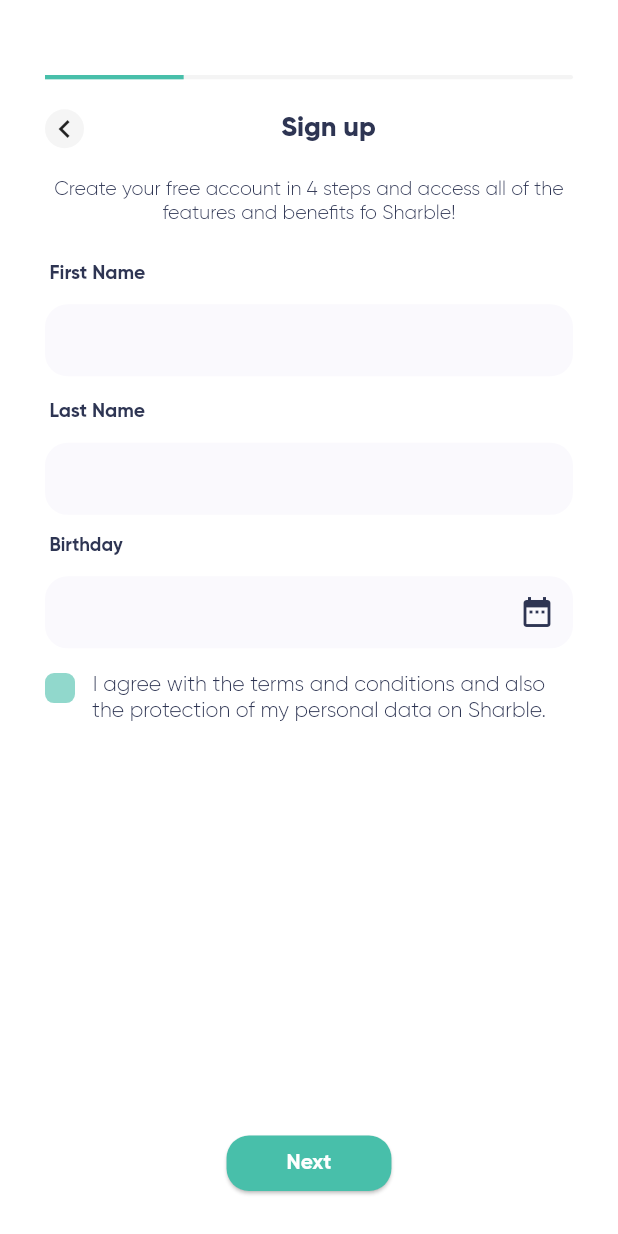
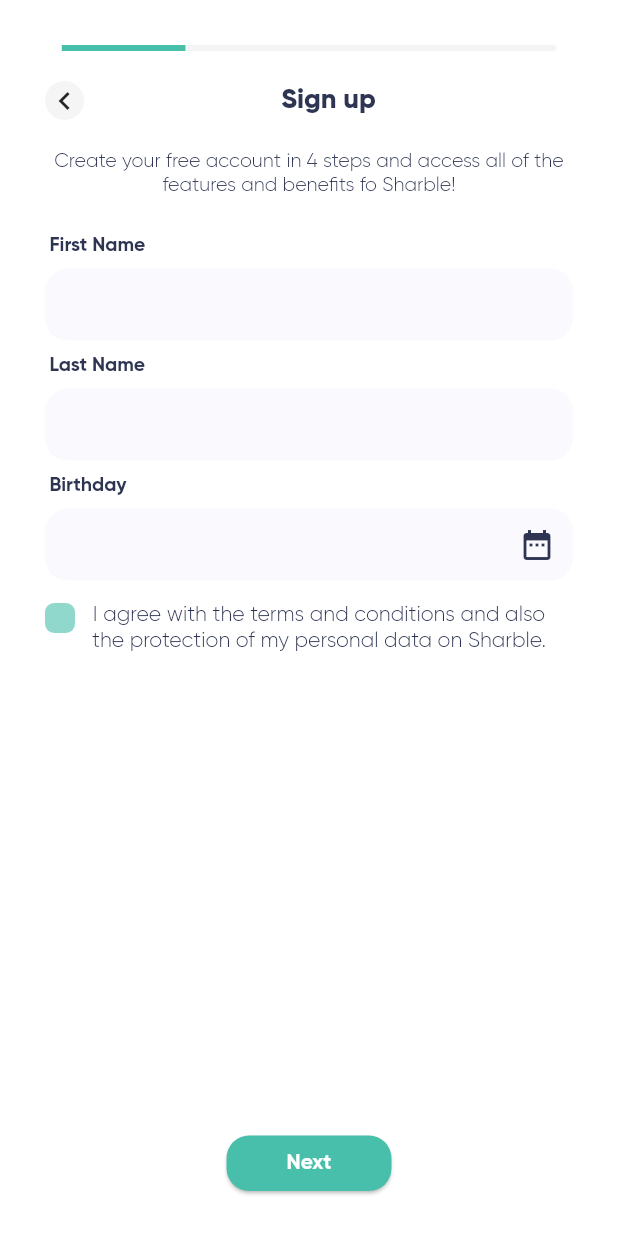
Before and after one commit to woynshetb/sharble, a Flutter app: the screen it shows after launch, after a tap on "Sign up", on a phone screen of 412 x 824 dp. Run offline on Flutter 3.47's test engine with Material 2 defaults, Android fonts, the phone set to English and light mode, and no system bars; our stand-ins replace adaptive_theme, basic_utils, flutter_svg, image_picker, percent_indicator, pin_code_fields and 2 more; missing offline and left inert: inspection.

Commit message:
Minor Fix

```diff
--- a/lib/components/widgets/custom.appbar.dart
+++ b/lib/components/widgets/custom.appbar.dart
@@ -14,13 +14,17 @@ class CustomAppbar extends StatefulWidget {
 class _CustomAppbarState extends State<CustomAppbar> {
   @override
   Widget build(BuildContext context) {
-    Size deviceSize = MediaQuery.of(context).size;
     return Row(
       mainAxisAlignment: MainAxisAlignment.spaceBetween,
       children: [
         Visibility(
-          visible: widget.showLeading,
-          child: InkWell(
+          visible: true,
+          child: widget.showLeading == false
+              ? Container(
+                  width: 26,
+                  height: 26,
+                )
+              : InkWell(
                   onTap: () {
                     Navigator.pop(context);
                   },
@@ -43,7 +47,7 @@ class _CustomAppbarState extends State<CustomAppbar> {
           ),
         ),
         Visibility(
-          visible: widget.showLeading,
+          visible: true,
           child: Container(),
         )
       ],
--- a/lib/pages/signup/signup.page.dart
+++ b/lib/pages/signup/signup.page.dart
@@ -1,11 +1,13 @@
 import 'dart:io';
 import 'package:flutter/material.dart';
 import 'package:image_picker/image_picker.dart';
+import 'package:percent_indicator/percent_indicator.dart';
 import 'package:pin_code_fields/pin_code_fields.dart';
 import 'package:sharble/components/widgets/custom.appbar.dart';
 import 'package:sharble/components/widgets/buttons.dart';
 import 'package:sharble/components/widgets/forms.dart';
 import 'package:sharble/services/validator.service.dart';
+import 'package:step_progress_indicator/step_progress_indicator.dart';
 
 class SignupPage extends StatefulWidget {
   const SignupPage({Key? key}) : super(key: key);
@@ -77,17 +79,17 @@ class _SignupPageState extends State<SignupPage> with RestorationMixin {
     return Scaffold(
       body: SafeArea(
         child: Padding(
-          padding: EdgeInsets.only(left: 30, right: 30, top: 30, bottom: 30),
+          padding:
+              const EdgeInsets.only(left: 30, right: 30, top: 30, bottom: 30),
           child: Column(
             crossAxisAlignment: CrossAxisAlignment.center,
             children: [
-              const SizedBox(height: 20),
               Center(
                 child: Stack(
                   children: [
                     Container(
-                      width: deviceSize.width,
-                      height: deviceSize.height * 0.0035,
+                      width: deviceSize.width * 0.8,
+                      height: 4,
                       decoration: const BoxDecoration(
                         color: Color(0xffF4F4F4),
                         borderRadius: BorderRadius.all(Radius.circular(10)),
@@ -96,24 +98,24 @@ class _SignupPageState extends State<SignupPage> with RestorationMixin {
                     Positioned(
                       top: 0,
                       right: stepPercent == 30
-                          ? deviceSize.width * 0.63
+                          ? deviceSize.width * 0.6
                           : stepPercent == 60
-                              ? deviceSize.width * 0.48
+                              ? deviceSize.width * 0.4
                               : stepPercent == 90
-                                  ? deviceSize.width * 0.22
+                                  ? deviceSize.width * 0.2
                                   : 0,
                       left: stepPercent == 30
                           ? 0
                           : stepPercent == 60
-                              ? deviceSize.width * 0.15
+                              ? deviceSize.width * 0.2
                               : stepPercent == 90
                                   ? deviceSize.width * 0.4
-                                  : deviceSize.width * 0.63,
+                                  : deviceSize.width * 0.6,
                       bottom: 0,
                       child: LayoutBuilder(
                         builder: (context, constraints) => Container(
-                          width: constraints.maxWidth * (30 / 100),
-                          height: deviceSize.height * 0.003,
+                          width: deviceSize.width * 0.8 * (30 / 100),
+                          height: 4,
                           decoration: const BoxDecoration(
                             color: Color(0xff48BFAA),
                             borderRadius: BorderRadius.all(Radius.circular(0)),
@@ -124,6 +126,21 @@ class _SignupPageState extends State<SignupPage> with RestorationMixin {
                   ],
                 ),
               ),
+
+              // LinearPercentIndicator(
+              //   alignment: MainAxisAlignment.start,
+              //   width: deviceSize.width * 0.8,
+              //   lineHeight: 4,
+              //   percent: stepPercent == 30
+              //       ? 0.25
+              //       : stepPercent == 60
+              //           ? 0.5
+              //           : stepPercent == 90
+              //               ? 0.75
+              //               : 1,
+              //   backgroundColor: Color(0xffF4F4F4),
+              //   progressColor: Color(0xff48BFAA),
+              // ),
               const SizedBox(
                 height: 20,
               ),
@@ -147,7 +164,7 @@ class _SignupPageState extends State<SignupPage> with RestorationMixin {
                                 textAlign: TextAlign.center,
                                 style: TextStyle(fontSize: 13),
                               ),
-                              SizedBox(height: 20),
+                              const SizedBox(height: 20),
                               Container(
                                 alignment: Alignment.topLeft,
                                 padding: const EdgeInsets.all(3.0),
@@ -159,18 +176,16 @@ class _SignupPageState extends State<SignupPage> with RestorationMixin {
                                   ),
                                 ),
                               ),
-                              SizedBox(height: 10),
+                              SizedBox(height: 5),
                               DefaultField(
                                 keyboardType: TextInputType.emailAddress,
                                 textEditingController: TextEditingController(),
                                 obscureText: false,
                                 onTap: () {},
-                                // validator: (value) =>
-                                //     FormValidator.validateEmail(value!),
+                                validator: (value) =>
+                                    FormValidator.validateName(value!),
                               ),
-                              SizedBox(
-                                height: deviceSize.height * 0.015,
-                              ),
+                              const SizedBox(height: 5),
                               Container(
                                 alignment: Alignment.topLeft,
                                 padding: const EdgeInsets.all(3.0),
@@ -182,7 +197,7 @@ class _SignupPageState extends State<SignupPage> with RestorationMixin {
                                   ),
                                 ),
                               ),
-                              SizedBox(height: 10),
+                              const SizedBox(height: 5),
                               DefaultField(
                                 keyboardType: TextInputType.emailAddress,
                                 textEditingController: TextEditingController(),
@@ -190,33 +205,32 @@ class _SignupPageState extends State<SignupPage> with RestorationMixin {
                                 obscureText: false,
                                 onTap: () {},
                                 validator: (value) =>
-                                    FormValidator.validateEmail(value!),
+                                    FormValidator.validateName(value!),
                               ),
-                              SizedBox(height: 10),
+                              const SizedBox(height: 5),
                               Container(
                                 alignment: Alignment.topLeft,
                                 padding: const EdgeInsets.all(3.0),
                                 child: Text(
                                   "Birthday",
                                   style: TextStyle(
-                                    color: Theme.of(context)
-                                        .textTheme
-                                        .bodyText1!
-                                        .color,
-                                    fontWeight: FontWeight.w700,
-                                    fontSize: deviceSize.width * 0.03,
-                                  ),
+                                      color: Theme.of(context)
+                                          .textTheme
+                                          .bodyText1!
+                                          .color,
+                                      fontWeight: FontWeight.w700,
+                                      fontSize: 13),
                                 ),
                               ),
-                              const SizedBox(height: 10),
+                              const SizedBox(height: 5),
                               DefaultField(
                                 keyboardType: TextInputType.emailAddress,
                                 textEditingController: TextEditingController(),
                                 hintText: _selectedDate.value.toString(),
                                 obscureText: false,
                                 onTap: () {},
-                                // validator: (value) =>
-                                //     FormValidator.validateEmail(value!),
+                                validator: (value) =>
+                                    FormValidator.valateBirthday(value!),
                                 suffixIcon: InkWell(
                                   onTap: () {
                                     _restorableDatePickerRouteFuture.present();
@@ -227,9 +241,7 @@ class _SignupPageState extends State<SignupPage> with RestorationMixin {
                                   ),
                                 ),
                               ),
-                              SizedBox(
-                                height: deviceSize.height * 0.02,
-                              ),
+                              const SizedBox(height: 15),
                               Row(
                                 crossAxisAlignment: CrossAxisAlignment.start,
                                 children: [
@@ -258,7 +270,7 @@ class _SignupPageState extends State<SignupPage> with RestorationMixin {
                                       ),
                                     ),
                                   ),
-                                  SizedBox(
+                                  const SizedBox(
                                     width: 10,
                                   ),
                                   Text(
@@ -275,14 +287,12 @@ class _SignupPageState extends State<SignupPage> with RestorationMixin {
                           visible: stepPercent == 60,
                           child: Column(
                             children: [
-                              Text(
+                              const Text(
                                 "Enter your email and password. Password must be at leas 8 characters.",
                                 textAlign: TextAlign.center,
-                                style: TextStyle(
-                                  fontSize: deviceSize.width * 0.033,
-                                ),
+                                style: TextStyle(fontSize: 13),
                               ),
-                              SizedBox(
+                              const SizedBox(
                                 height: 20,
                               ),
                               Container(
@@ -295,14 +305,16 @@ class _SignupPageState extends State<SignupPage> with RestorationMixin {
                                       fontSize: 13),
                                 ),
                               ),
-                              const SizedBox(height: 10),
+                              const SizedBox(height: 5),
                               DefaultField(
                                 keyboardType: TextInputType.emailAddress,
                                 textEditingController: TextEditingController(),
                                 obscureText: false,
                                 onTap: () {},
+                                validator: (value) =>
+                                    FormValidator.validateEmail(value!),
                               ),
-                              const SizedBox(height: 10),
+                              const SizedBox(height: 5),
                               Container(
                                 alignment: Alignment.topLeft,
                                 padding: const EdgeInsets.all(3.0),
@@ -314,20 +326,16 @@ class _SignupPageState extends State<SignupPage> with RestorationMixin {
                                   ),
                                 ),
                               ),
-                              SizedBox(
-                                height: deviceSize.height * 0.01,
-                              ),
+                              SizedBox(height: 5),
                               DefaultField(
                                 keyboardType: TextInputType.emailAddress,
                                 textEditingController: TextEditingController(),
                                 obscureText: true,
                                 onTap: () {},
                                 validator: (value) =>
-                                    FormValidator.validateEmail(value!),
+                                    FormValidator.validatePassword(value!),
                               ),
-                              SizedBox(
-                                height: deviceSize.height * 0.015,
-                              ),
+                              SizedBox(height: 5),
                               Container(
                                 alignment: Alignment.topLeft,
                                 padding: const EdgeInsets.all(3.0),
@@ -338,16 +346,15 @@ class _SignupPageState extends State<SignupPage> with RestorationMixin {
                                       fontSize: 13),
                                 ),
                               ),
-                              const SizedBox(height: 10),
+                              const SizedBox(height: 5),
                               DefaultField(
-                                keyboardType: TextInputType.emailAddress,
+                                keyboardType: TextInputType.text,
                                 textEditingController: TextEditingController(),
                                 hintText: _selectedDate.value.toString(),
                                 obscureText: true,
                                 onTap: () {},
-                              ),
-                              SizedBox(
-                                height: deviceSize.height * 0.02,
+                                validator: (value) =>
+                                    FormValidator.validatePassword(value!),
                               ),
                             ],
                           )),
@@ -420,7 +427,7 @@ class _SignupPageState extends State<SignupPage> with RestorationMixin {
                                 ),
                               ),
                               const Padding(
-                                padding:  EdgeInsets.all(10.0),
+                                padding: EdgeInsets.all(5.0),
                                 child: Text(
                                   "You have 120 seconds left to verify.\nResend new Code!",
                                   textAlign: TextAlign.center,
@@ -435,16 +442,12 @@ class _SignupPageState extends State<SignupPage> with RestorationMixin {
                           visible: stepPercent == 100,
                           child: Column(
                             children: [
-                            const  Text(
+                              const Text(
                                 "Congratulations! Your account is setup. You can upload your profile picture now or later. Only your friends you share rooms with, will see the picture.",
                                 textAlign: TextAlign.center,
-                                style: TextStyle(
-                                  fontSize: 13
-                                ),
+                                style: TextStyle(fontSize: 13),
                               ),
-                            const  SizedBox(
-                                height: 20
-                              ),
+                              const SizedBox(height: 20),
                               InkWell(
                                 onTap: () async {
                                   image = await _picker.pickImage(
--- a/lib/pages/welcome/welcome.page.dart
+++ b/lib/pages/welcome/welcome.page.dart
@@ -17,19 +17,13 @@ class _WelcomePageState extends State<WelcomePage> {
     return Scaffold(
       body: SafeArea(
         child: Padding(
-          padding: const EdgeInsets.only(
-            left: 30,
-            right: 30,
-            bottom: 30,
-          ),
+          padding:
+              const EdgeInsets.only(left: 30, right: 30, bottom: 30, top: 30),
           child: Column(
             mainAxisAlignment: MainAxisAlignment.spaceBetween,
             children: [
               Column(
                 children: [
-                  const SizedBox(
-                    height: 50,
-                  ),
                   Text(
                     "Sharble",
                     style: TextStyle(
@@ -49,13 +43,13 @@ class _WelcomePageState extends State<WelcomePage> {
                       fontSize: deviceSize.width * 0.035,
                     ),
                   ),
-                  const SizedBox(height: 40),
+                  const SizedBox(height: 25),
                   Image.asset(
                     "assets/images/welcome.png",
                     width: deviceSize.width * 1.2,
                     height: deviceSize.height * 0.4,
                   ),
-                  SizedBox(height: 40),
+                  const SizedBox(height: 25),
                   const Text(
                     "Simply create an account and log in to start using Sharly and simplifying your shopping experience.",
                     textAlign: TextAlign.center,
@@ -67,10 +61,15 @@ class _WelcomePageState extends State<WelcomePage> {
                 children: [
                   GreenPostitve(
                     onPressed: () {
-                      Navigator.push(
-                          context,
-                          MaterialPageRoute(
-                              builder: (context) => SignupPage()));
+                      Navigator.pushReplacement(
+                        context,
+                        PageRouteBuilder(
+                          pageBuilder: (context, animation1, animation2) =>
+                              SignupPage(),
+                          transitionDuration: Duration.zero,
+                          reverseTransitionDuration: Duration.zero,
+                        ),
+                      );
                     },
                     title: "Sign up",
                   ),
--- a/lib/view_model/splas.vm.dart
+++ b/lib/view_model/splas.vm.dart
@@ -4,7 +4,6 @@ import 'package:flutter/material.dart';
 
 import 'package:sharble/pages/welcome/welcome.page.dart';
 import 'package:sharble/view_model/base.view_model.dart';
-
 
 class SplashViewModel extends MyBaseViewModel {
   SplashViewModel(BuildContext context) {
@@ -18,8 +17,14 @@ class SplashViewModel extends MyBaseViewModel {
 
   loadNextPage() async {
     Future.delayed(const Duration(seconds: 1), () {
-      Navigator.push(viewContext!,
-          MaterialPageRoute(builder: (viewContext) => const WelcomePage()));
+      Navigator.pushReplacement(
+        viewContext!,
+        PageRouteBuilder(
+          pageBuilder: (context, animation1, animation2) => WelcomePage(),
+          transitionDuration: Duration.zero,
+          reverseTransitionDuration: Duration.zero,
+        ),
+      );
     });
   }
 }
--- a/pubspec.yaml
+++ b/pubspec.yaml
@@ -42,6 +42,8 @@ dependencies:
   flutter_svg: ^1.1.6
   stacked: ^3.0.1
   get: ^4.6.5
+  percent_indicator: ^4.2.2
+  step_progress_indicator: ^1.0.2
 
 dev_dependencies:
   flutter_test:
```
Also changed, not shown: lib/pages/forgot_password/forgot_password.page.dart (+12 -7 lines), lib/pages/login/login.page.dart (+23 -19 lines), lib/pages/reset_password/reset_password.page.dart (+9 -5 lines), lib/pages/verify/verify.page.dart (+11 -6 lines), lib/services/validator.service.dart (+7 -0 lines), pubspec.lock. Lines whose indentation alone changed are shown as unchanged.
